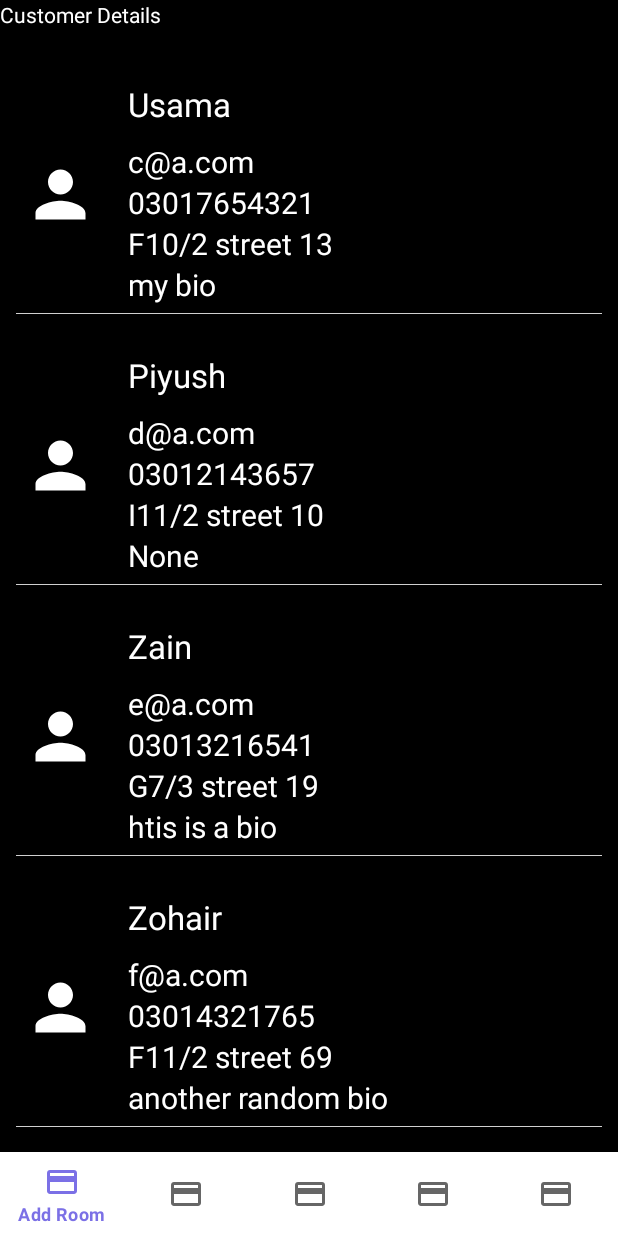
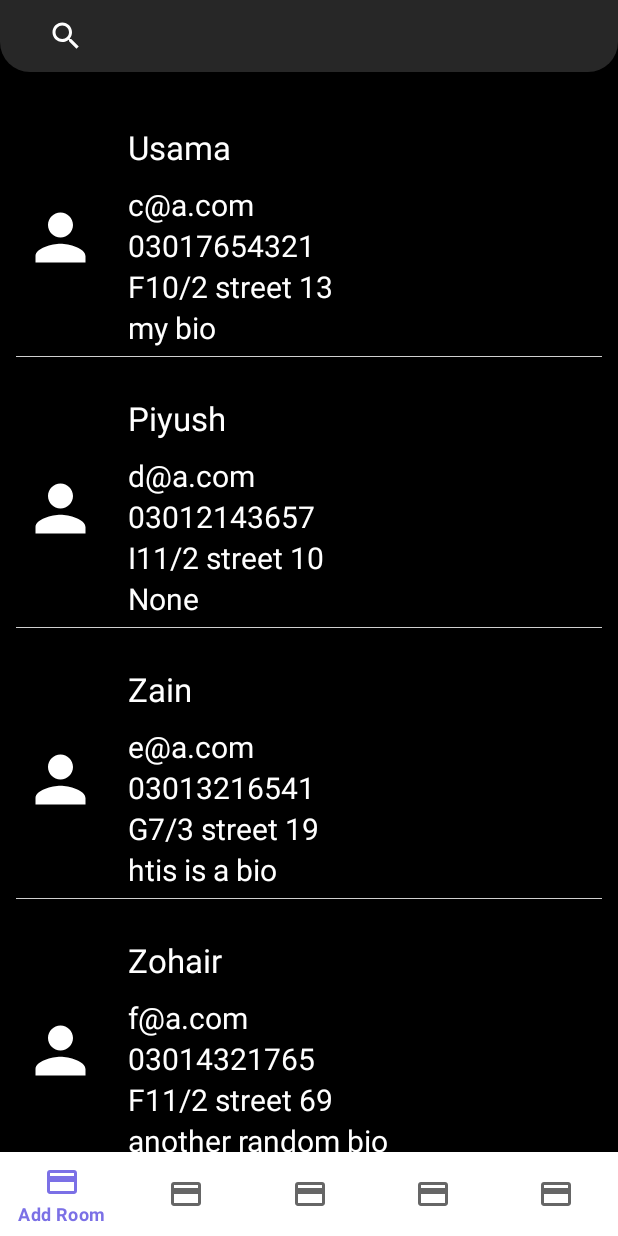
Before and after one commit to ShahabBngsh/HotelManagementApp, an Android app: the fragment CustomerDetailsFragment placed in its activity, on a phone screen of 412 x 824 dp. Run offline under Robolectric (Android 15) with nearby library versions, the phone set to English and light mode, and no system bars; our stand-ins replace Firebase (no records; nobody signed in at launch, a user with empty details on screens opened directly).

Commit message:
Searchbar is added at the top in Customer detail screen.

```diff
--- a/app/src/main/java/com/shahab/hms/CustomerDetailsFragment.java
+++ b/app/src/main/java/com/shahab/hms/CustomerDetailsFragment.java
@@ -16,6 +16,7 @@ import android.view.View;
 import android.view.ViewGroup;
 import android.widget.SearchView;
 import android.widget.TextView;
+import android.widget.Toast;
 
 import com.shahab.hms.databinding.FragmentCustomerDetailsBinding;
 
@@ -27,11 +28,12 @@ import java.util.List;
  * Use the {@link CustomerDetailsFragment#newInstance} factory method to
  * create an instance of this fragment.
  */
-public class CustomerDetailsFragment extends Fragment {
+public class CustomerDetailsFragment extends Fragment implements SearchView.OnQueryTextListener{
     RecyclerView rv;
-//    LinearLayout newContact;
-//    LinearLayout newGroup;
     List<Profile> ls;
+    ProfileRVAdapter adapter;
+    SearchView searchView;
+    ArrayList<Profile> arrayList = new ArrayList<>();
     // TODO: Rename parameter arguments, choose names that match
     // the fragment initialization parameters, e.g. ARG_ITEM_NUMBER
     private static final String ARG_PARAM1 = "param1";
@@ -100,7 +102,7 @@ public class CustomerDetailsFragment extends Fragment {
         ls.add(new Profile("Zain", "e@a.com", "03013216541", "G7/3 street 19", "htis is a bio"));
         ls.add(new Profile("Zohair", "f@a.com", "03014321765", "F11/2 street 69", "another random bio"));
         ls.add(new Profile("Saad", "g@a.com", "03011243563", "F6/1 street 5", ""));
-
+        arrayList.addAll(ls);
 //        contactsContactsList.add(new contactsSingleContact("Friend1","11111111111"));
 //        contactsContactsList.add(new contactsSingleContact("Friend1","11111111111"));
 //        contactsContactsList.add(new contactsSingleContact("Friend1","11111111111"));
@@ -110,32 +112,32 @@ public class CustomerDetailsFragment extends Fragment {
 //        contactsContactsList.add(new contactsSingleContact("Friend1","11111111111"));
 //        contactsContactsList.add(new contactsSingleContact("Friend1","11111111111"));
 //        contactsContactsList.add(new contactsSingleContact("Friend1","11111111111"));
-        ProfileRVAdapter adapter=new ProfileRVAdapter(ls, getContext());
-        RecyclerView.LayoutManager lm=new LinearLayoutManager(getContext());
+        adapter = new ProfileRVAdapter(arrayList, getContext());
+        RecyclerView.LayoutManager lm = new LinearLayoutManager(getContext());
         rv.setLayoutManager(lm);
         rv.setAdapter(adapter);
-//        String name=this.getArguments().getString("name");
-//        String phNo=this.getArguments().getString("phNo");
-//        newContact.setOnClickListener(new View.OnClickListener() {
-//            @Override
-//            public void onClick(View v) {
-//                Intent intent=new Intent(getContext(),addContact.class);
-//                intent.putExtra("name",name);
-//                intent.putExtra("phNo",phNo);
-//                startActivity(intent);
-//            }
-//        });
-//        newGroup.setOnClickListener(new View.OnClickListener() {
-//            @Override
-//            public void onClick(View v) {
-//                Intent intent=new Intent(getContext(),addGroup.class);
-//                startActivity(intent);
-//
-//            }
-//        });
+
+        searchView = view.findViewById(R.id.home_search);
+        searchView.setOnQueryTextListener(this);
+
         return view;
     }
 
+    @Override
+    public boolean onQueryTextSubmit(String query) {
+        return true;
+    }
 
+    @Override
+    public boolean onQueryTextChange(String newText) {
+        Toast.makeText(getContext(), "*" + newText, Toast.LENGTH_SHORT).show();
+        adapter.filter(newText);
+        return true;
+    }
+    @Override
+    public void onDestroyView() {
+        super.onDestroyView();
+//        binding = null;
+    }
 //
 }
--- a/app/src/main/java/com/shahab/hms/ProfileRVAdapter.java
+++ b/app/src/main/java/com/shahab/hms/ProfileRVAdapter.java
@@ -16,12 +16,15 @@ import androidx.recyclerview.widget.RecyclerView;
 import java.util.ArrayList;
 import java.util.List;
 
-public class ProfileRVAdapter extends RecyclerView.Adapter<ProfileRVAdapter.profileViewHolder> {
+public class ProfileRVAdapter extends RecyclerView.Adapter<ProfileRVAdapter.profileViewHolder> implements Filterable{
     List<Profile> ls;
+    ArrayList<Profile> lsCopy;
     Context c;
     public ProfileRVAdapter(List<Profile> ls, Context c){
         this.c=c;
         this.ls=ls;
+        this.lsCopy = new ArrayList<Profile>();
+        this.lsCopy.addAll(ls);
     }
     @NonNull
     @Override
@@ -45,6 +48,26 @@ public class ProfileRVAdapter extends RecyclerView.Adapter<ProfileRVAdapter.prof
         return ls.size();
     }
 
+    @Override
+    public Filter getFilter() {
+        return null;
+    }
+
+    public void filter(String text) {
+        ls.clear();
+        if(text.isEmpty()){
+            ls.addAll(lsCopy);
+        } else{
+            text = text.toLowerCase();
+            for(Profile item: lsCopy){
+                if(item.name.toLowerCase().contains(text) || item.address.toLowerCase().contains(text)){
+                    ls.add(item);
+                }
+            }
+        }
+        notifyDataSetChanged();
+    }
+
     public class profileViewHolder extends RecyclerView.ViewHolder {
         TextView name,email, contactno, address, bio;
         public profileViewHolder(@NonNull View itemView) {
--- /dev/null
+++ b/app/src/main/res/drawable/ic_baseline_close_24.xml
@@ -0,0 +1,5 @@
+<vector android:height="24dp" android:tint="#FFFFFF"
+    android:viewportHeight="24" android:viewportWidth="24"
+    android:width="24dp" xmlns:android="http://schemas.android.com/apk/res/android">
+    <path android:fillColor="@android:color/white" android:pathData="M19,6.41L17.59,5 12,10.59 6.41,5 5,6.41 10.59,12 5,17.59 6.41,19 12,13.41 17.59,19 19,17.59 13.41,12z"/>
+</vector>
--- /dev/null
+++ b/app/src/main/res/drawable/ic_baseline_search_white.xml
@@ -0,0 +1,5 @@
+<vector android:height="24dp" android:tint="#FFFFFF"
+    android:viewportHeight="24" android:viewportWidth="24"
+    android:width="24dp" xmlns:android="http://schemas.android.com/apk/res/android">
+    <path android:fillColor="@android:color/white" android:pathData="M15.5,14h-0.79l-0.28,-0.27C15.41,12.59 16,11.11 16,9.5 16,5.91 13.09,3 9.5,3S3,5.91 3,9.5 5.91,16 9.5,16c1.61,0 3.09,-0.59 4.23,-1.57l0.27,0.28v0.79l5,4.99L20.49,19l-4.99,-5zM9.5,14C7.01,14 5,11.99 5,9.5S7.01,5 9.5,5 14,7.01 14,9.5 11.99,14 9.5,14z"/>
+</vector>
--- /dev/null
+++ b/app/src/main/res/drawable/top_bar_edges.xml
@@ -0,0 +1,8 @@
+<?xml version="1.0" encoding="utf-8"?>
+<shape android:shape="rectangle"
+    xmlns:android="http://schemas.android.com/apk/res/android">
+
+    <solid android:color="#272727"/>
+    <corners android:bottomRightRadius="20dp" android:bottomLeftRadius="20dp"/>
+
+</shape>
--- a/app/src/main/res/layout/fragment_customer_details.xml
+++ b/app/src/main/res/layout/fragment_customer_details.xml
@@ -8,18 +8,36 @@
     android:background="@color/black">
 
     <!-- TODO: Update blank fragment layout -->
-    <TextView
-        android:id="@+id/customer_details_text"
+    <LinearLayout
+        android:id="@+id/customer_details_search_bar"
         android:layout_width="match_parent"
         android:layout_height="wrap_content"
-        android:text="Customer Details"
-        android:textColor="@color/white"/>
+        android:layout_weight="1"
+        android:background="@drawable/top_bar_edges"
+        >
+
+        <SearchView
+            android:id="@+id/home_search"
+            android:layout_width="fill_parent"
+            android:layout_height="wrap_content"
+            android:layout_gravity="center_vertical"
+            android:layout_marginHorizontal="20dp"
+            android:closeIcon="@drawable/ic_baseline_close_24"
+            android:searchIcon="@drawable/ic_baseline_search_white"
+            android:iconifiedByDefault="true">
+
+            <requestFocus />
+        </SearchView>
+
+
+
+    </LinearLayout>
 
     <LinearLayout
         android:layout_width="match_parent"
         android:layout_height="match_parent"
         android:layout_weight="8"
-        android:layout_below="@+id/customer_details_text"
+        android:layout_below="@+id/customer_details_search_bar"
         >
 
         <androidx.recyclerview.widget.RecyclerView
```
